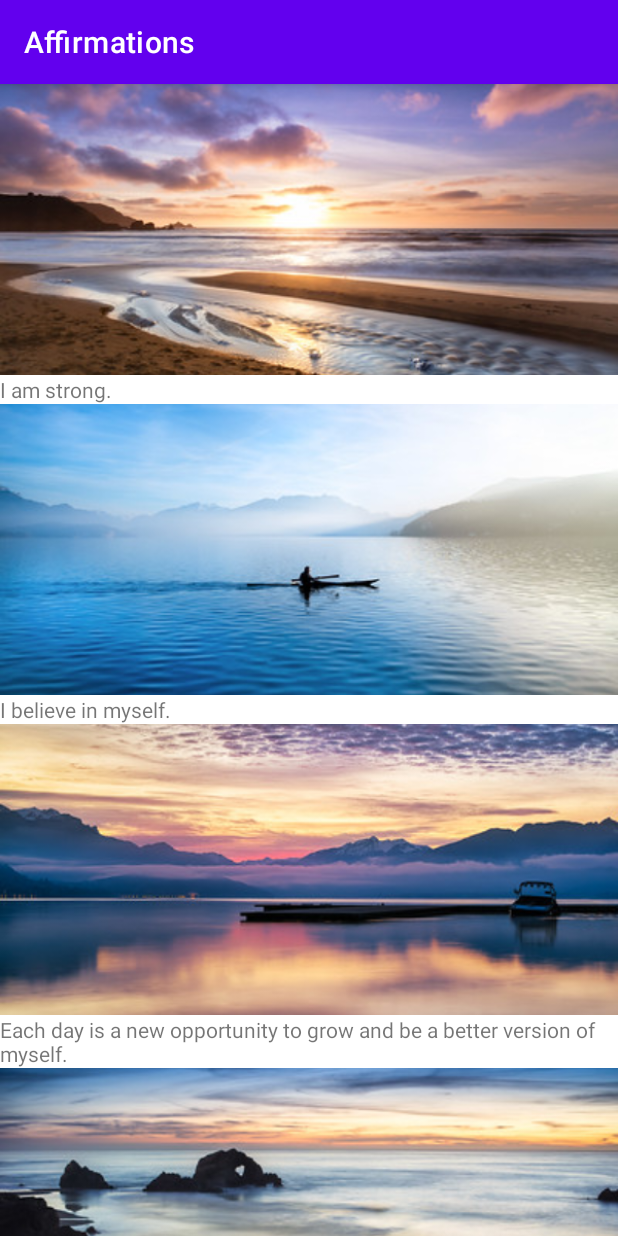
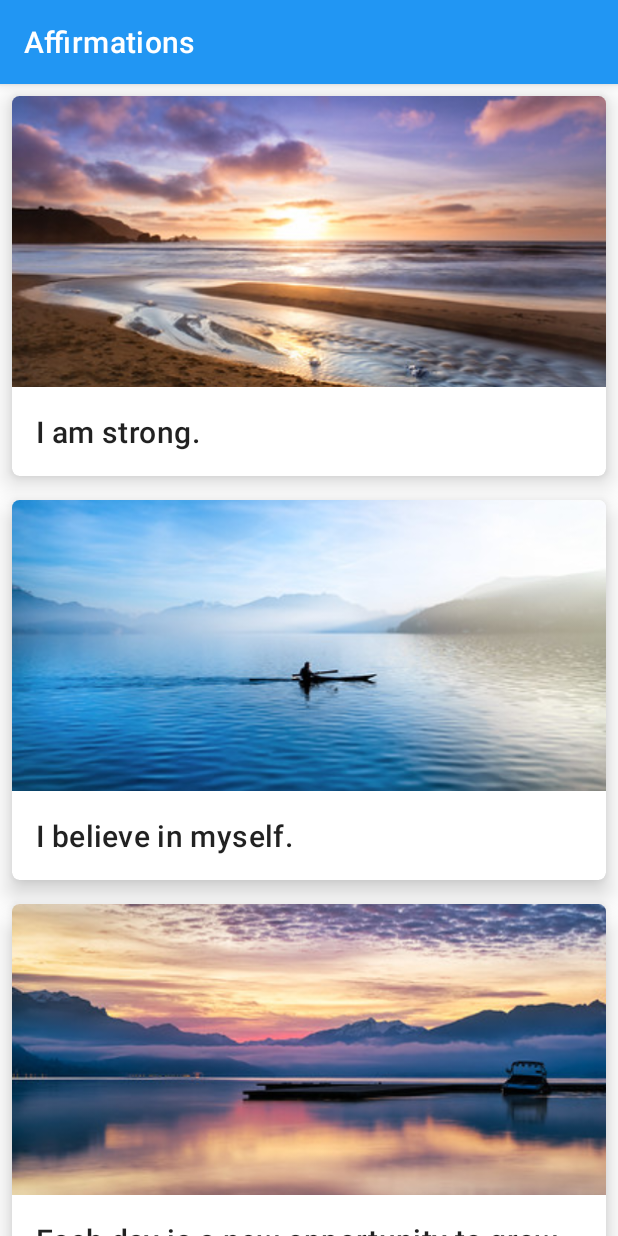
Before and after one commit to ercanpalta/AffirmationsApp-Android, an Android app: the screen it shows after launch (MainActivity), on a phone screen of 412 x 824 dp. Run offline under Robolectric (Android 15) with nearby library versions, the phone set to English and light mode, and no system bars.

Commit message:
MaterialCardView and theme colors added

```diff
--- a/app/src/main/res/layout/list_item.xml
+++ b/app/src/main/res/layout/list_item.xml
@@ -1,6 +1,13 @@
 <?xml version="1.0" encoding="utf-8"?>
+<com.google.android.material.card.MaterialCardView xmlns:android="http://schemas.android.com/apk/res/android"
+    xmlns:tools="http://schemas.android.com/tools"
+    android:layout_width="match_parent"
+    android:layout_height="wrap_content"
+    xmlns:app="http://schemas.android.com/apk/res-auto"
+    app:cardElevation="10dp"
+    app:cardCornerRadius="5dp"
+    android:layout_margin="8dp">
     <LinearLayout
-    xmlns:android="http://schemas.android.com/apk/res/android"
         android:layout_width="match_parent"
         android:layout_height="wrap_content"
         android:orientation="vertical">
@@ -10,10 +17,15 @@
             android:layout_width="match_parent"
             android:layout_height="194dp"
             android:importantForAccessibility="no"
-        android:scaleType="centerCrop" />
+            android:scaleType="centerCrop"
+            tools:srcCompat="@drawable/image1" />
 
         <TextView
             android:id="@+id/item_title"
             android:layout_width="wrap_content"
-        android:layout_height="wrap_content" />
+            android:layout_height="wrap_content"
+            android:padding="16dp"
+            android:textAppearance="?attr/textAppearanceHeadline6"
+            tools:text="@string/affirmation1" />
     </LinearLayout>
+</com.google.android.material.card.MaterialCardView>
--- a/app/src/main/res/values-night/themes.xml
+++ b/app/src/main/res/values-night/themes.xml
@@ -2,8 +2,8 @@
     <!-- Base application theme. -->
     <style name="Theme.Affirmations" parent="Theme.MaterialComponents.DayNight.DarkActionBar">
         <!-- Primary brand color. -->
-        <item name="colorPrimary">@color/purple_200</item>
-        <item name="colorPrimaryVariant">@color/purple_700</item>
+        <item name="colorPrimary">@color/blue_200</item>
+        <item name="colorPrimaryVariant">@color/blue_500</item>
         <item name="colorOnPrimary">@color/black</item>
         <!-- Secondary brand color. -->
         <item name="colorSecondary">@color/teal_200</item>
--- a/app/src/main/res/values/colors.xml
+++ b/app/src/main/res/values/colors.xml
@@ -1,8 +1,9 @@
 <?xml version="1.0" encoding="utf-8"?>
 <resources>
-    <color name="purple_200">#FFBB86FC</color>
-    <color name="purple_500">#FF6200EE</color>
-    <color name="purple_700">#FF3700B3</color>
+    <color name="blue_200">#FF90CAF9</color>
+    <color name="blue_500">#FF2196F3</color>
+    <color name="blue_700">#FF1976D2</color>
+
     <color name="teal_200">#FF03DAC5</color>
     <color name="teal_700">#FF018786</color>
     <color name="black">#FF000000</color>
--- a/app/src/main/res/values/themes.xml
+++ b/app/src/main/res/values/themes.xml
@@ -2,8 +2,8 @@
     <!-- Base application theme. -->
     <style name="Theme.Affirmations" parent="Theme.MaterialComponents.DayNight.DarkActionBar">
         <!-- Primary brand color. -->
-        <item name="colorPrimary">@color/purple_500</item>
-        <item name="colorPrimaryVariant">@color/purple_700</item>
+        <item name="colorPrimary">@color/blue_500</item>
+        <item name="colorPrimaryVariant">@color/blue_700</item>
         <item name="colorOnPrimary">@color/white</item>
         <!-- Secondary brand color. -->
         <item name="colorSecondary">@color/teal_200</item>
```
Lines whose indentation alone changed are shown as unchanged.
